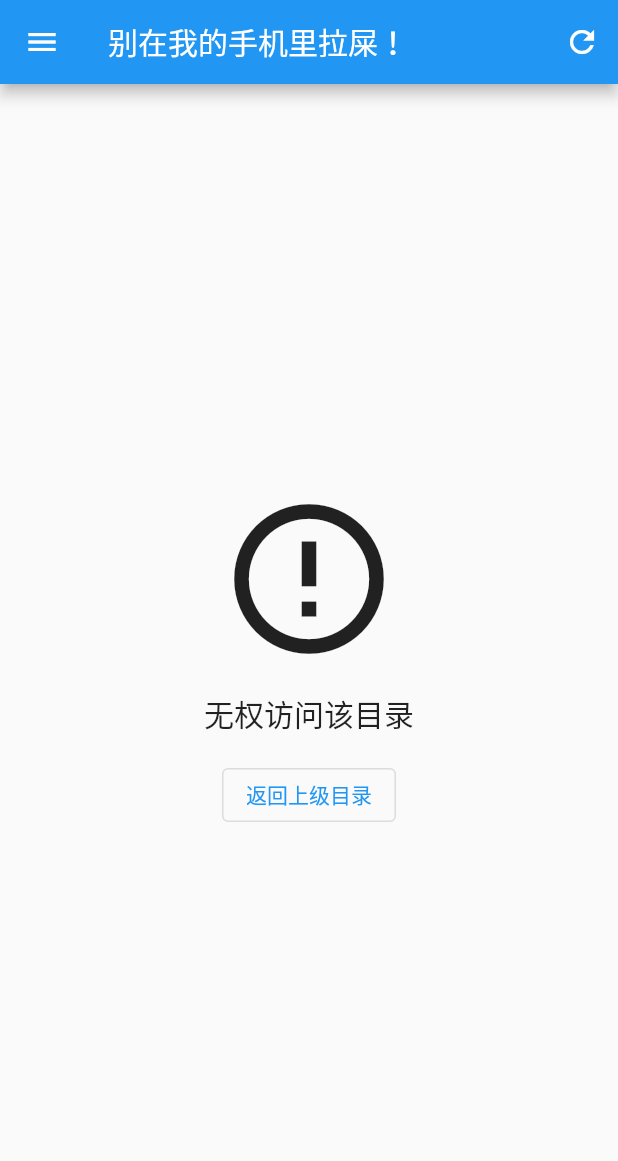
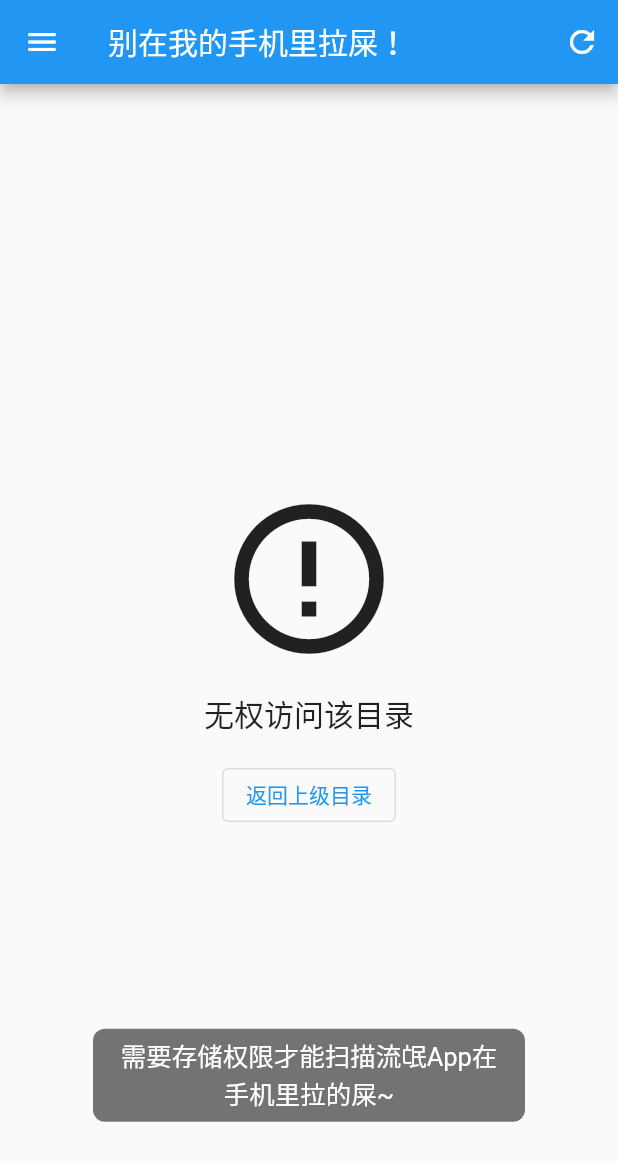
Before and after one commit to Deali-Axy/dont-poop-in-my-phone, a Flutter app: the HomePage screen opened by its route, on a phone screen of 412 x 824 dp. Shown: the top 1161 px of the screen. Run offline on Flutter 3.47's test engine with Material 2 defaults, Android fonts, the phone set to English and light mode, and no system bars; our stand-ins replace bot_toast, device_info_plus, dio, flutter_spinkit, package_info, permission_handler and 1 more; missing offline and left inert: intro_views_flutter; accounts and stored records are empty; network calls fail.

Commit message:
适配旧版Android

```diff
--- a/lib/pages/home.dart
+++ b/lib/pages/home.dart
@@ -1,6 +1,7 @@
 import 'dart:io';
 
 import 'package:bot_toast/bot_toast.dart';
+import 'package:device_info_plus/device_info_plus.dart';
 import 'package:dont_poop_in_my_phone/common/update.dart';
 import 'package:dont_poop_in_my_phone/services/index.dart';
 import 'package:dont_poop_in_my_phone/widgets/index.dart';
@@ -37,20 +38,30 @@ class _HomePageState extends State<HomePage> {
 
   /// 请求权限
   requestPermission() async {
-    var status = await Permission.manageExternalStorage.request();
-    while (!status.isGranted) {
-      BotToast.showNotification(title: (func) => Text('需要存储权限才能扫描流氓App在手机里拉的屎~'));
-      if (status.isPermanentlyDenied) {
+    if (Platform.isAndroid) {
+      var permissions = <Permission>[];
+      var deviceInfo = DeviceInfoPlugin();
+      var androidInfo = await deviceInfo.androidInfo;
+      if (androidInfo.version.sdkInt > 29) {
+        permissions.add(Permission.manageExternalStorage);
+      } else {
+        permissions.add(Permission.storage);
+      }
+
+      BotToast.showText(text: '需要存储权限才能扫描流氓App在手机里拉的屎~');
+      var statuses = await permissions.request();
+      for (var item in statuses.entries) {
+        if (item.value.isPermanentlyDenied) {
           BotToast.showText(text: '永久拒绝权限需要到设置中手动开启！');
           openAppSettings();
           return;
         }
-      status = await Permission.manageExternalStorage.request();
       }
 
       setState(() {
         _future = StarFileSystem.listSdCard();
       });
+    }
   }
 
   @override
@@ -61,11 +72,7 @@ class _HomePageState extends State<HomePage> {
         actions: [
           IconButton(
             icon: Icon(Icons.refresh),
-            onPressed: () {
-              setState(() {
-                _future = StarFileSystem.listSdCard();
-              });
-            },
+            onPressed: () => _turnToPath(_currentPath),
           )
         ],
       ),
@@ -75,6 +82,7 @@ class _HomePageState extends State<HomePage> {
         builder: (ctx, AsyncSnapshot<dynamic> snapshot) {
           switch (snapshot.connectionState) {
             case ConnectionState.none:
+              return _buildNoPermissionBody();
             case ConnectionState.waiting:
             case ConnectionState.active:
               return Center(child: SizedBox(width: 100, height: 100, child: CircularProgressIndicator()));
@@ -83,6 +91,21 @@ class _HomePageState extends State<HomePage> {
           }
           return null;
         },
+      ),
+    );
+  }
+
+  Widget _buildNoPermissionBody() {
+    return Center(
+      child: Column(
+        mainAxisAlignment: MainAxisAlignment.center,
+        children: [
+          Icon(Icons.error_outline_outlined, size: 120),
+          SizedBox(height: 15),
+          Text('无法访问手机存储，请先授权', style: TextStyle(fontSize: 20)),
+          SizedBox(height: 15),
+          OutlinedButton(child: Text('打开设置'), onPressed: () => openAppSettings()),
+        ],
       ),
     );
   }
@@ -139,13 +162,6 @@ class _HomePageState extends State<HomePage> {
     return ListView(children: listviewChildren);
   }
 
-  Widget _buildCard(FileSystemEntity entity) {
-    if (FileSystemEntity.isFileSync(entity.path))
-      return _buildFile(entity);
-    else
-      return _buildDirectory(entity);
-  }
-
   Widget _buildFile(FileSystemEntity entity) {
     return Card(
       child: ListTile(
@@ -192,8 +208,8 @@ class _HomePageState extends State<HomePage> {
       child: ListTile(
         leading: Icon(Icons.folder, size: 40),
         title: Text(dirName),
-        subtitle: StarFileSystem.isInWhiteList(entity.path) ? Text('重要文件，不支持清理') : Text(entity.path),
-        trailing: StarFileSystem.isInWhiteList(entity.path) ? null : menuButton,
+        subtitle: StarFileSystem.isInWhiteList(entity.path) && _isRootPath ? Text('重要文件，不支持清理') : Text(entity.path),
+        trailing: StarFileSystem.isInWhiteList(entity.path) && _isRootPath ? null : menuButton,
       ),
     );
 
```
Lines whose indentation alone changed are shown as unchanged.
